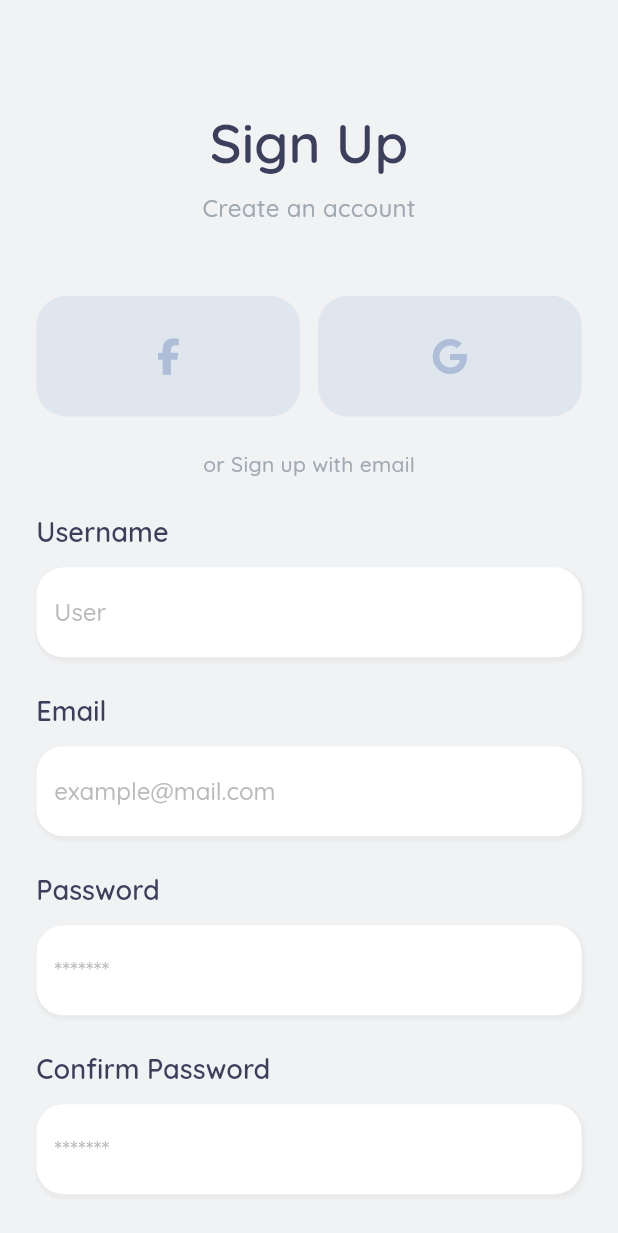
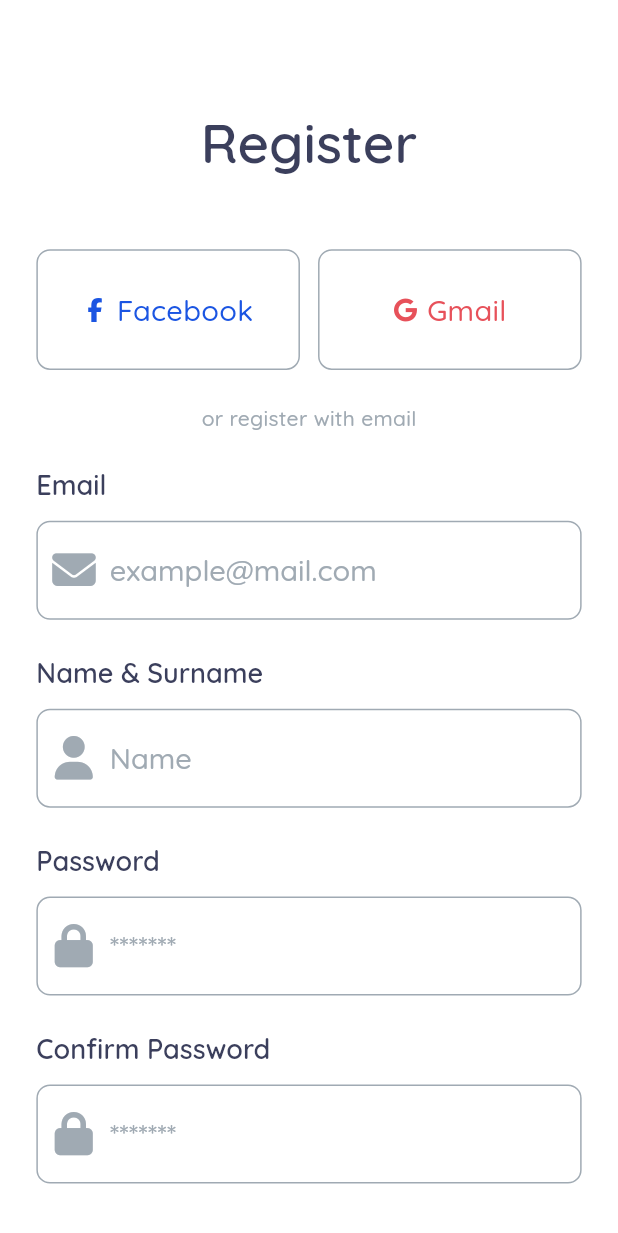
Before and after one commit to Emirhan-Kahya/gamekrub, a Flutter app: the SignUpScreen screen opened directly, on a phone screen of 412 x 824 dp. Shown: the top 1233 px of the screen. Run offline on Flutter 3.47's test engine with Material 2 defaults, Android fonts, the phone set to English and light mode, and no system bars; our stand-ins replace font_awesome_flutter, get.

Commit message:
25/04/2022 - 10:01 PM

```diff
--- a/lib/main.dart
+++ b/lib/main.dart
@@ -1,10 +1,9 @@
 import 'package:flutter/material.dart';
-import 'package:gamekrub/screens/home/home_screen.dart';
 import 'package:get/get.dart';
 
 //screens
 import 'package:gamekrub/screens/auth_screens/sign_in_screen.dart';
-
+import 'package:gamekrub/screens/home/home_screen.dart';
 
 
 void main() {
@@ -21,7 +20,7 @@ class mainApp extends StatelessWidget {
       theme: ThemeData(
         primarySwatch: Colors.blue,
       ),
-      home: HomeScreen()
+      home: SignInScreen()
     );
   }
 }
--- a/lib/screens/account/account_screen.dart
+++ b/lib/screens/account/account_screen.dart
@@ -25,7 +25,8 @@ class AccountScreen extends StatelessWidget {
                 width: double.maxFinite,
                 padding: EdgeInsets.symmetric(horizontal: Dimension.width20),
                 decoration: BoxDecoration(
-                  image: DecorationImage(
+                    color: Colors.grey.withOpacity(0.1),
+                    image: DecorationImage(
                     fit: BoxFit.fill,
                     image: AssetImage("assets/images/card_bacground.jpg"),
                   )
@@ -49,7 +50,7 @@ class AccountScreen extends StatelessWidget {
                       SizedBox(width: Dimension.width10),
                       mBigText(text: "Sign In/Register", fontSize: Dimension.fontSize16, color: Colors.white,),
                       Expanded(child: Container()),
-                      Icon(FontAwesomeIcons.angleRight, color: Colors.white, size: Dimension.icon16,),
+                      Icon(FontAwesomeIcons.angleRight, color: Colors.white, size: Dimension.icon18,),
                     ],
                   ),
                 ),
--- a/lib/screens/auth_screens/sign_up_screen.dart
+++ b/lib/screens/auth_screens/sign_up_screen.dart
@@ -1,8 +1,10 @@
 import 'package:flutter/gestures.dart';
 import 'package:flutter/material.dart';
 import 'package:font_awesome_flutter/font_awesome_flutter.dart';
-import 'package:gamekrub/screens/auth_screens/sign_in_screen.dart';
 import 'package:get/get.dart';
+
+//screen
+import 'package:gamekrub/screens/auth_screens/sign_up_screen.dart';
 
 //utils
 import 'package:gamekrub/utils/dimension.dart';
@@ -21,11 +23,34 @@ class SignUpScreen extends StatelessWidget {
   @override
   Widget build(BuildContext context) {
     var emailController = TextEditingController();
-    var usernameController = TextEditingController();
     var passwordController = TextEditingController();
+    var nameController = TextEditingController();
     var confirmPasswordController = TextEditingController();
+
+    void _register(){
+      String email = emailController.text.trim();
+      String password = passwordController.text.trim();
+      String confirmPassword = confirmPasswordController.text.trim();
+      String name = nameController.text.trim();
+      if(email.isEmpty){
+        print("Email can not be empty");
+      }else if(!GetUtils.isEmail(email)){
+        print("Type in a valid email address");
+      }else if(name.isEmpty){
+        print("Name can not be empty");
+      } else if(password.isEmpty){
+        print("Password can not be empty");
+      }else if(confirmPassword.isEmpty) {
+        print("Confirm Password can not be empty");
+      }else if(password != confirmPassword) {
+        print("Password and Confirm Password don\'t match");
+      }else{
+        print("Successfully");
+      }
+    }
+
     return Scaffold(
-      backgroundColor: Color(0xFFF1F2F3),
+      backgroundColor: Colors.white,
       body: SingleChildScrollView(
         physics: BouncingScrollPhysics(),
         child: Container(
@@ -33,7 +58,8 @@ class SignUpScreen extends StatelessWidget {
             top: Dimension.height40 * 1.5,
             right: Dimension.width20,
             left: Dimension.width20,
-              bottom: Dimension.height40),
+            bottom: Dimension.height40,
+          ),
           child: Column(
             mainAxisAlignment: MainAxisAlignment.spaceBetween,
             children: [
@@ -42,9 +68,7 @@ class SignUpScreen extends StatelessWidget {
                 mainAxisAlignment: MainAxisAlignment.center,
                 crossAxisAlignment: CrossAxisAlignment.center,
                 children: [
-                  mBigText(text: "Sign Up", fontSize: Dimension.fontSize30),
-                  SizedBox(height: Dimension.height10),
-                  mSmallText(text: "Create an account", fontSize: 16),
+                  mBigText(text: "Register", fontSize: Dimension.fontSize30),
                 ],
               ),
               SizedBox(height: Dimension.height40),
@@ -57,40 +81,32 @@ class SignUpScreen extends StatelessWidget {
                       Expanded(
                         child: OtherSignMethods(
                           press: () {},
+                          text: "Facebook",
                           icons: FontAwesomeIcons.facebookF,
                           height: Dimension.height100 / 1.5,
+                          color: AppColors.buttonColor2,
                         ),
                       ),
                       SizedBox(width: Dimension.width10),
                       Expanded(
                         child: OtherSignMethods(
                           press: () {},
+                          text: "Gmail",
                           icons: FontAwesomeIcons.google,
                           height: Dimension.height100 / 1.5,
+                          color: AppColors.gmailColor,
                         ),
                       ),
                     ],
                   ),
                   SizedBox(height: Dimension.height20),
-                  mSmallText(text: "or Sign up with email"),
+                  mSmallText(text: "or register with email"),
                 ],
               ),
               SizedBox(height: Dimension.height20),
               //TextFields
               Column(
                 children: [
-                  //Username
-                  Column(
-                    crossAxisAlignment: CrossAxisAlignment.start,
-                    children: [
-                      mBigText(text: "Username", fontSize: 18),
-                      SizedBox(height: Dimension.height10),
-                      AppTextField(
-                          textEditingController: usernameController,
-                          text: "User"),
-                    ],
-                  ),
-                  SizedBox(height: Dimension.height20),
                   //Email
                   Column(
                     crossAxisAlignment: CrossAxisAlignment.start,
@@ -99,7 +115,23 @@ class SignUpScreen extends StatelessWidget {
                       SizedBox(height: Dimension.height10),
                       AppTextField(
                         textEditingController: emailController,
-                          text: "example@mail.com"),
+                        text: "example@mail.com",
+                        icon: FontAwesomeIcons.solidEnvelope,
+                      ),
+                    ],
+                  ),
+                  SizedBox(height: Dimension.height20),
+                  //Name & Surname
+                  Column(
+                    crossAxisAlignment: CrossAxisAlignment.start,
+                    children: [
+                      mBigText(text: "Name & Surname", fontSize: 18),
+                      SizedBox(height: Dimension.height10),
+                      AppTextField(
+                        textEditingController: nameController,
+                        text: "Name",
+                        icon: FontAwesomeIcons.solidUser,
+                      ),
                     ],
                   ),
                   SizedBox(height: Dimension.height20),
@@ -113,6 +145,7 @@ class SignUpScreen extends StatelessWidget {
                         textEditingController: passwordController,
                         text: "*******",
                         isObscure: true,
+                        icon: FontAwesomeIcons.lock,
                       ),
                     ],
                   ),
@@ -127,6 +160,7 @@ class SignUpScreen extends StatelessWidget {
                         textEditingController: confirmPasswordController,
                         text: "*******",
                         isObscure: true,
+                        icon: FontAwesomeIcons.lock,
                       ),
                     ],
                   ),
@@ -134,8 +168,8 @@ class SignUpScreen extends StatelessWidget {
               ),
               SizedBox(height: Dimension.height40),
               mButton(
-                press: () {},
-                text: "Sign Up",
+                press: _register,
+                text: "Register",
                 width: double.maxFinite,
                 height: 65,
                 textColor: Colors.white,
@@ -146,15 +180,15 @@ class SignUpScreen extends StatelessWidget {
               ),
               RichText(
                 text: TextSpan(
-                    text: "Have an account? ",
-                    style: TextStyle(color: AppColors.textColor2),
+                    text: "Do you have an account already? ",
+                    style: TextStyle(color: AppColors.textColor),
                     children: [
                       TextSpan(
-                        recognizer: TapGestureRecognizer()..onTap=()=>Get.to(()=>SignInScreen(), transition: Transition.fade),
+                        recognizer: TapGestureRecognizer()..onTap=()=>Get.back(),
                         text: "Login",
                         style: TextStyle(
                           fontWeight: FontWeight.bold,
-                          color: AppColors.buttonColor,
+                          color: AppColors.buttonColor2,
                         ),
                       ),
                     ]
--- a/lib/utils/colors.dart
+++ b/lib/utils/colors.dart
@@ -5,6 +5,9 @@ class AppColors{
   static final Color textColor = const Color(0xFF3B3F5C);
   static final Color textColor2 = const Color(0xFFA0AAB3);
   static final Color buttonColor = const Color(0xFF191E3A);
+  static final Color buttonColor2 = const Color(0xFF1B55E2);
+  static final Color gmailColor = const Color(0xFFe7515a);
+  static final Color facebookColor = const Color(0xFF1B55E2);
   static final Color iconColor = const Color(0xFF3B3F5C);
 
 }
--- a/lib/utils/dimension.dart
+++ b/lib/utils/dimension.dart
@@ -30,9 +30,10 @@ class Dimension{
   static double radius15 = screenHeight / 45.3;
   static double radius30 = screenHeight / 22.7;
 
-  static double icon16 = screenWidth / 42.68;
-  static double icon24 = screenWidth / 28.45;
-  static double icon28 = screenWidth / 24.39;
+  static double icon16 = screenHeight / 42.68;
+  static double icon18 = screenHeight / 42.68;
+  static double icon24 = screenHeight / 28.45;
+  static double icon28 = screenHeight / 24.39;
 
 
 
--- a/lib/widgets/mTextField.dart
+++ b/lib/widgets/mTextField.dart
@@ -1,15 +1,19 @@
 import 'package:flutter/material.dart';
+import 'package:font_awesome_flutter/font_awesome_flutter.dart';
+import 'package:gamekrub/utils/colors.dart';
 import 'package:gamekrub/utils/dimension.dart';
 
 class AppTextField extends StatelessWidget {
   final TextEditingController textEditingController;
   final String text;
   bool isObscure;
+  IconData? icon;
   AppTextField({
     Key? key,
     required this.textEditingController,
     required this.text,
     this.isObscure = false,
+    this.icon,
   }) : super(key: key);
 
   @override
@@ -17,15 +21,8 @@ class AppTextField extends StatelessWidget {
     return Container(
       decoration: BoxDecoration(
         color: Colors.white,
-        borderRadius: BorderRadius.circular(Dimension.radius15),
-        boxShadow: [
-          BoxShadow(
-            blurRadius: 1,
-            spreadRadius: 1,
-            offset: Offset(1, 2),
-            color: Colors.grey.withOpacity(0.1),
-          ),
-        ]
+        borderRadius: BorderRadius.circular(Dimension.radius15 / 2),
+        border: Border.all(width: 1, color: AppColors.textColor2),
       ),
       child: TextField(
         autocorrect: false,
@@ -33,21 +30,23 @@ class AppTextField extends StatelessWidget {
         obscureText: isObscure ? true : false,
         decoration: InputDecoration(
           hintText: text,
+          prefixIcon: Icon(icon, color: AppColors.textColor2, size: Dimension.icon24),
           hintStyle: TextStyle(
-            color: Colors.grey.withOpacity(0.7),
+            color: AppColors.textColor2,
             fontFamily: 'Quicksand',
             fontWeight: FontWeight.w500,
+            fontSize: Dimension.fontSize16
           ),
           enabledBorder: OutlineInputBorder(
-            borderRadius: BorderRadius.circular(Dimension.radius15),
+            borderRadius: BorderRadius.circular(Dimension.radius15 / 2),
             borderSide: BorderSide.none,
           ),
           focusedBorder: OutlineInputBorder(
-            borderRadius: BorderRadius.circular(Dimension.radius15),
+            borderRadius: BorderRadius.circular(Dimension.radius15 / 2),
             borderSide: BorderSide.none,
           ),
           border: OutlineInputBorder(
-            borderRadius: BorderRadius.circular(Dimension.radius15),
+            borderRadius: BorderRadius.circular(Dimension.radius15 / 2),
           ),
         ),
       ),
--- a/lib/widgets/others_sign_in.dart
+++ b/lib/widgets/others_sign_in.dart
@@ -1,22 +1,26 @@
 import 'package:flutter/material.dart';
 import 'package:font_awesome_flutter/font_awesome_flutter.dart';
+import 'package:gamekrub/utils/colors.dart';
+import 'package:gamekrub/utils/dimension.dart';
+import 'package:gamekrub/widgets/mSmallText.dart';
 
 
 class OtherSignMethods extends StatelessWidget {
   final VoidCallback press;
   final IconData icons;
-  Color? backgroundColor, iconColor;
+  Color? color;
+  final String text;
   final double height, width, iconSize;
 
   OtherSignMethods({
     Key? key,
     required this.press,
     required this.icons,
-    this.iconColor = const Color(0xFFAEBED9),
-    this.backgroundColor = const Color(0xFFE0E6ED),
+    this.color = const Color(0xFF3B3F5C),
     this.height = 50,
     this.width = 100,
-    this.iconSize = 24,
+    this.iconSize = 16,
+    required this.text,
   }) : super(key: key);
 
   @override
@@ -27,13 +31,21 @@ class OtherSignMethods extends StatelessWidget {
         width: width,
         height: height,
         decoration: BoxDecoration(
-          borderRadius: BorderRadius.circular(20),
-          color: backgroundColor,
+          color: Colors.white,
+          borderRadius: BorderRadius.circular(Dimension.radius15 / 2),
+          border: Border.all(width: 1, color: AppColors.textColor2)
         ),
-        child: Icon(
-          icons,
-          size: iconSize,
-          color: iconColor,
+        child: Row(
+          mainAxisAlignment: MainAxisAlignment.center,
+          children: [
+            Icon(
+              icons,
+              size: iconSize,
+              color: color,
+            ),
+            SizedBox(width: Dimension.width5),
+            mSmallText(text: text, color: color, fontSize: Dimension.fontSize16,),
+          ],
         ),
       ),
     );
```
Also changed, not shown: lib/screens/auth_screens/sign_in_screen.dart (+21 -13 lines), lib/widgets/mButton.dart (+4 -10 lines). Lines whose indentation alone changed are shown as unchanged.
